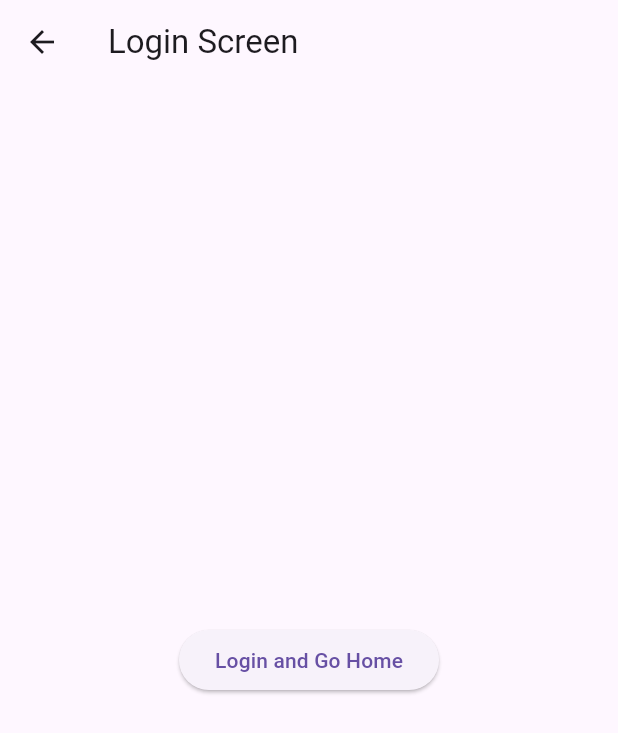
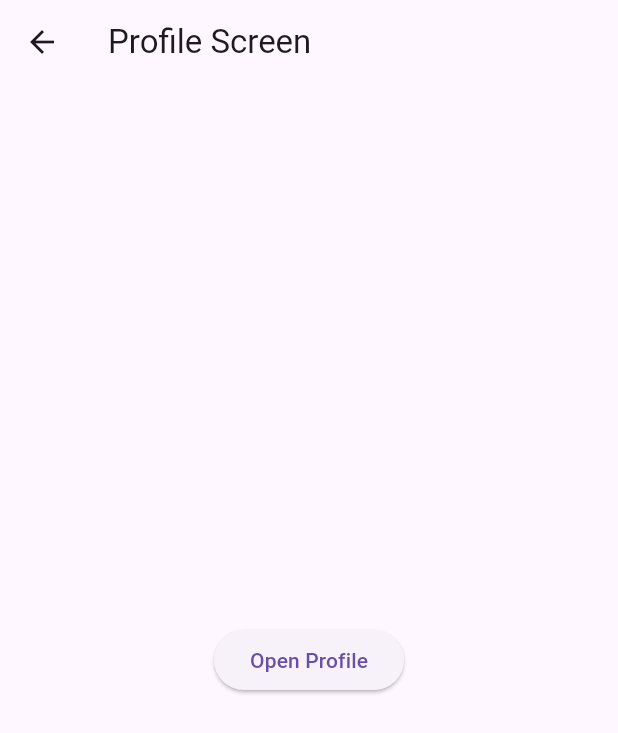
Before and after one commit to dewa1345/lab5_routes, a Flutter app: the screen it shows after launch, on a phone screen of 412 x 824 dp. Shown: the top 733 px of the screen. Run offline on Flutter 3.47's test engine with Material 3 defaults, Android fonts, the phone set to English and light mode, and no system bars.

Commit message:
checkpoint part 4

```diff
--- a/lib/main.dart
+++ b/lib/main.dart
@@ -7,11 +7,12 @@ class MyApp extends StatelessWidget {
   Widget build(BuildContext context) {
     return MaterialApp(
       title: 'Navigation Lab',
-      initialRoute: '/login',
+      initialRoute: '/profile',
       routes: {
         '/login': (context) => LoginScreen(),
         '/': (context) => HomeScreen(),
         '/details': (context) => DetailsScreen(),
+        '/profile': (context) => ProfileScreen(),
       },
     );
   }
@@ -78,3 +79,25 @@ class DetailsScreen extends StatelessWidget {
     );
   }
 }
+
+class ProfileScreen extends StatelessWidget {
+  @override
+  Widget build(BuildContext context) {
+    final args = ModalRoute.of(context)!.settings.arguments as String?;
+    return Scaffold(
+      appBar: AppBar(title: Text('Profile Screen')),
+      body: Center(
+        child: ElevatedButton(
+          onPressed: () {
+            Navigator.pushNamed(
+              context,
+              '/details',
+              arguments: 'Wow, benar banget! kasmir memang tampan sekali',
+            );
+          },
+          child: Text('Open Profile'),
+        ),
+      ),
+    );
+  }
+}
```
